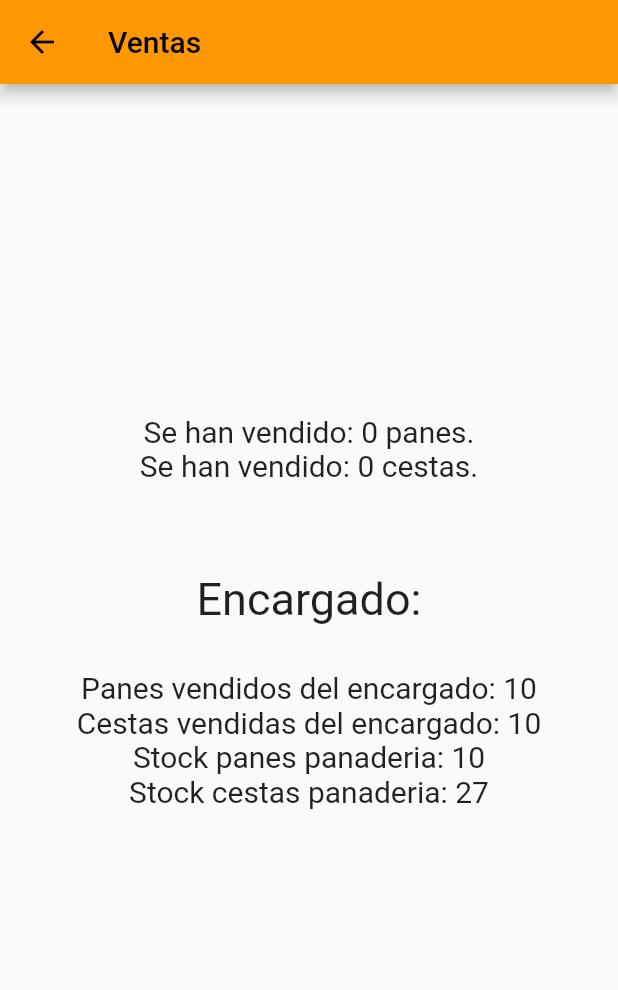
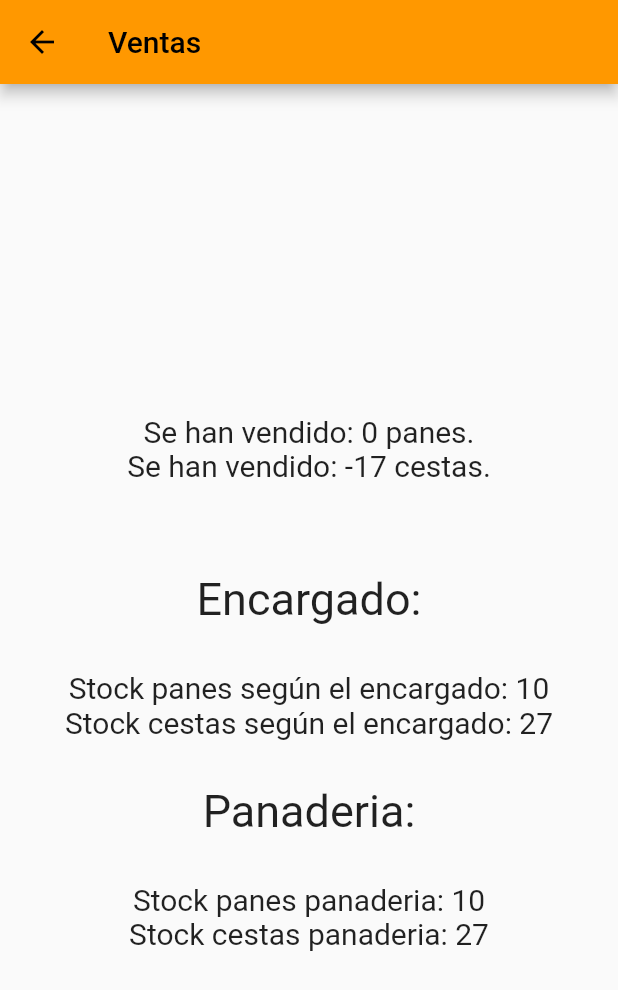
Before and after one commit to anlop31/pr2ds, a Flutter app: the screen it shows after launch, after a tap on "Comprar", on a phone screen of 412 x 824 dp. Shown: the top 990 px of the screen. Run offline on Flutter 3.47's test engine with Material 2 defaults, Android fonts, the phone set to English and light mode, and no system bars.

Commit message:
Update main.dart

```diff
--- a/lib/main.dart
+++ b/lib/main.dart
@@ -105,6 +105,8 @@ class _MyHomePageState extends State<MyHomePage> {
 
   _MyHomePageState(){
     panaderia.inicializarProductos();
+    _stockPanes = panaderia.getNSimples().toDouble();
+    _stockCestas = panaderia.getNCompuestos().toDouble();
   }
 
   void _incrementCounterPanes() {
@@ -147,21 +149,25 @@ class _MyHomePageState extends State<MyHomePage> {
 
   void _updateStockPanes(){
     print("hola");
+    setState(() {
       _stockPanes = _stockPanes - _counterPanes;
       _counterPanes = 0;
       _totalPrecioPanes = 0;
 
       panaderia.venderSimple(_counterPanes);
       encargado.update(panaderia);
+    });
   }
 
   void _updateStockCestas(){
+    setState(() {
       _stockCestas = _stockCestas - _counterCestas;
       _counterCestas = 0;
       _totalPrecioCestas = 0;
 
       panaderia.venderCompuesto(_counterCestas);
       encargado.update(panaderia);
+    });
   }
 
   double getStockPanes(){
@@ -184,7 +190,7 @@ class _MyHomePageState extends State<MyHomePage> {
     return encargado.getNSimples();
   }
   int getStockCestasEncargado(){
-    return encargado.getNSimples();
+    return encargado.getNCompuestos();
   }
 
   int getPanesPanaderia(){
@@ -365,17 +371,25 @@ class SecondScreen extends StatelessWidget {
             ),
             SizedBox(height: 30,),
             Text(
-              'Panes vendidos del encargado: ' + ( myHome.getStockPanesEncargado() ).toString(),
+              'Stock panes según el encargado: ' + ( myHome.getStockPanesEncargado() ).toString(),
               style: TextStyle(
                 fontSize: 20.0,
               ),
             ),
             Text(
-              'Cestas vendidas del encargado: ' + ( myHome.getStockCestasEncargado() ).toString(),
+              'Stock cestas según el encargado: ' + ( myHome.getStockCestasEncargado() ).toString(),
               style: TextStyle(
                 fontSize: 20.0,
               ),
             ),
+            SizedBox(height: 30,),
+            Text(
+              "Panaderia:",
+              style: TextStyle(
+                fontSize: 30.0,
+              ),
+            ),
+            SizedBox(height: 30,),
             Text(
               'Stock panes panaderia: ' + ( myHome.getPanesPanaderia() ).toString(),
               style: TextStyle(
```
Lines whose indentation alone changed are shown as unchanged.
